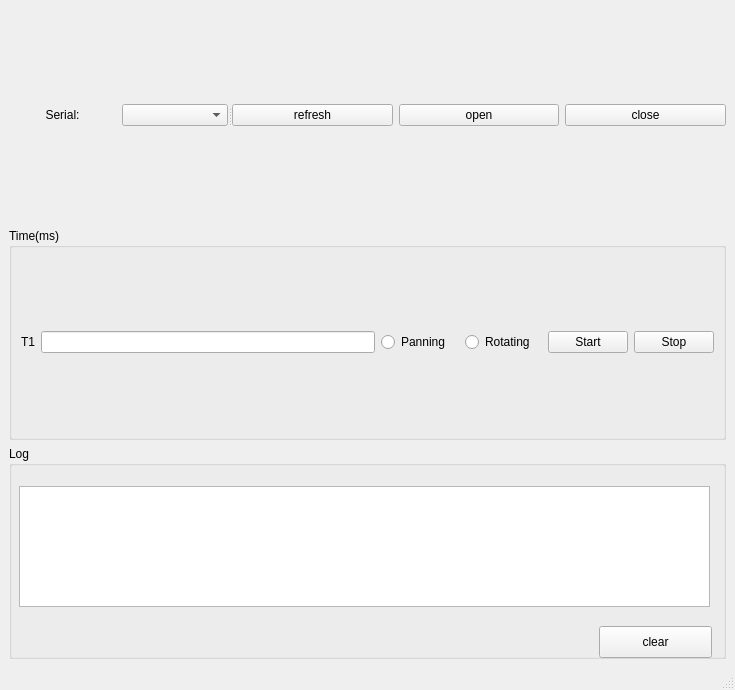
The window that mainwindow.ui (lumosmax7/TTL) describes before a commit, drawn with Qt 5.
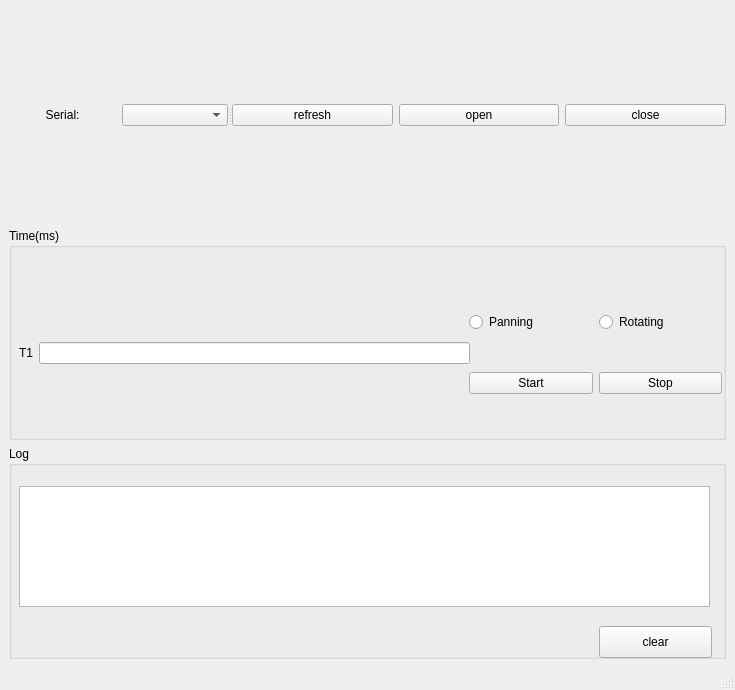
The same window after the commit.

What changed in the file:
```diff
--- a/mainwindow.ui
+++ b/mainwindow.ui
@@ -99,38 +99,40 @@
       <property name="title">
        <string>Time(ms)</string>
       </property>
-      <layout class="QGridLayout" name="gridLayout_4">
+      <widget class="QWidget" name="">
+       <property name="geometry">
+        <rect>
+         <x>10</x>
+         <y>50</y>
+         <width>451</width>
+         <height>151</height>
+        </rect>
+       </property>
+       <layout class="QGridLayout" name="gridLayout_6">
        <item row="0" column="0">
-        <widget class="QSplitter" name="splitter_2">
-         <property name="orientation">
-          <enum>Qt::Horizontal</enum>
-         </property>
-         <widget class="QWidget" name="layoutWidget">
-          <layout class="QGridLayout" name="gridLayout_8">
+         <widget class="QLabel" name="label_4">
+          <property name="text">
+           <string>T1</string>
+          </property>
+         </widget>
+        </item>
            <item row="0" column="1">
             <widget class="QLineEdit" name="t1"/>
            </item>
-           <item row="0" column="2">
-            <widget class="QSplitter" name="splitter_3">
-             <property name="orientation">
-              <enum>Qt::Horizontal</enum>
-             </property>
-             <widget class="QWidget" name="layoutWidget">
-              <layout class="QGridLayout" name="gridLayout_12">
-               <item row="0" column="3">
-                <widget class="QPushButton" name="stop">
-                 <property name="text">
-                  <string>Stop</string>
-                 </property>
-                </widget>
-               </item>
-               <item row="0" column="1">
-                <widget class="QRadioButton" name="rotate">
-                 <property name="text">
-                  <string>Rotating</string>
-                 </property>
-                </widget>
-               </item>
+       </layout>
+      </widget>
+      <widget class="QWidget" name="">
+       <property name="geometry">
+        <rect>
+         <x>460</x>
+         <y>50</y>
+         <width>253</width>
+         <height>151</height>
+        </rect>
+       </property>
+       <layout class="QGridLayout" name="gridLayout_7">
+        <item row="0" column="0">
+         <layout class="QGridLayout" name="gridLayout_5">
                <item row="0" column="0">
                 <widget class="QRadioButton" name="pan">
                  <property name="text">
@@ -138,29 +140,35 @@
                  </property>
                 </widget>
                </item>
-               <item row="0" column="2">
+          <item row="0" column="1">
+           <widget class="QRadioButton" name="rotate">
+            <property name="text">
+             <string>Rotating</string>
+            </property>
+           </widget>
+          </item>
+         </layout>
+        </item>
+        <item row="1" column="0">
+         <layout class="QGridLayout" name="gridLayout_4">
+          <item row="0" column="0">
                 <widget class="QPushButton" name="start">
                  <property name="text">
                   <string>Start</string>
                  </property>
                 </widget>
                </item>
-              </layout>
-             </widget>
-            </widget>
-           </item>
-           <item row="0" column="0">
-            <widget class="QLabel" name="label_4">
+          <item row="0" column="1">
+           <widget class="QPushButton" name="pushButton_5">
              <property name="text">
-              <string>T1</string>
+             <string>Stop</string>
              </property>
             </widget>
            </item>
           </layout>
-         </widget>
-        </widget>
-       </item>
-      </layout>
+        </item>
+       </layout>
+      </widget>
      </widget>
     </item>
    </layout>
```
Lines whose indentation alone changed are shown as unchanged.
